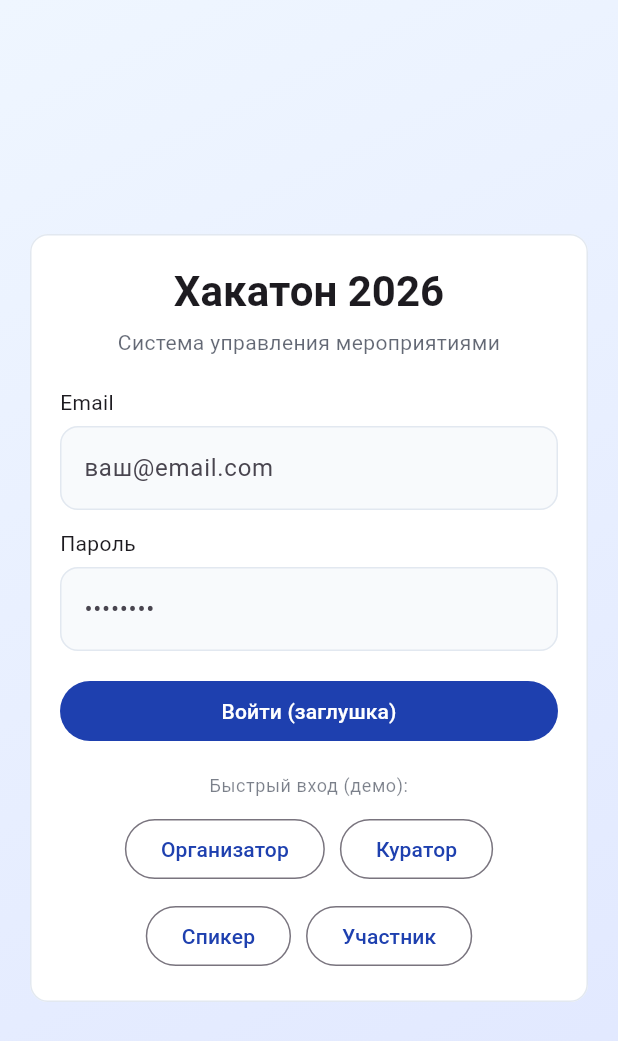
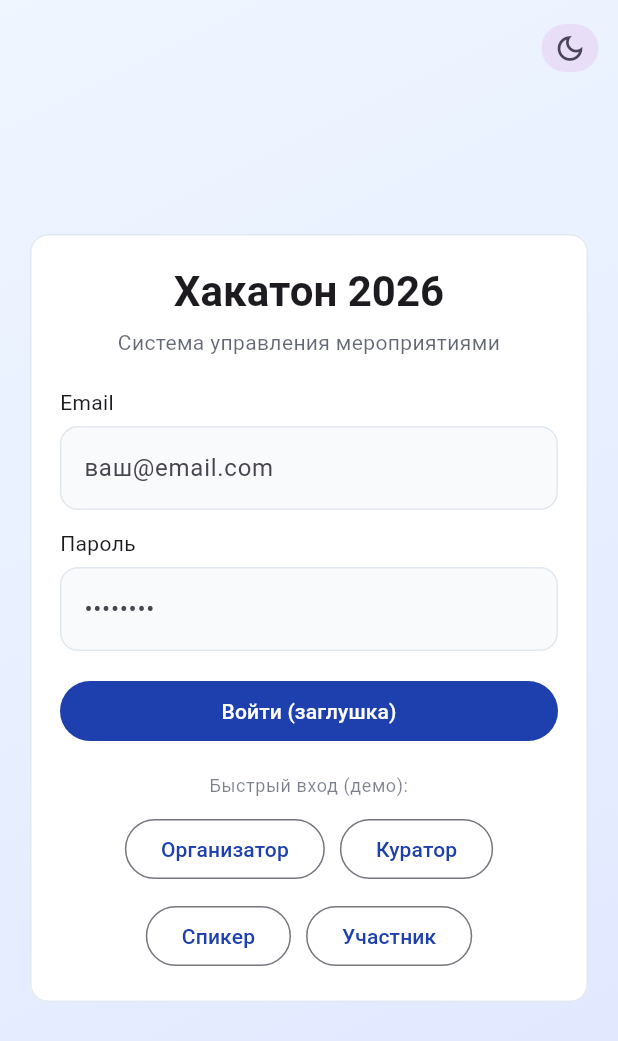
Before and after one commit to Max252t/ReadyPro, a Flutter app: the screen it shows after launch, on a phone screen of 412 x 824 dp. Shown: the top 1041 px of the screen. Run offline on Flutter 3.47's test engine with Material 3 defaults, Android fonts, the phone set to English and light mode, and no system bars; our stand-ins replace get_it, image_picker, supabase_flutter; accounts and stored records are empty.

Commit message:
Сделал тёмную тему

```diff
--- a/lib/app/app.dart
+++ b/lib/app/app.dart
@@ -2,18 +2,51 @@ import 'package:flutter/material.dart';
 
 import 'routes.dart';
 import 'theme/app_theme.dart';
+import 'theme/app_theme_scope.dart';
 
-class ReadyProApp extends StatelessWidget {
+class ReadyProApp extends StatefulWidget {
   const ReadyProApp({super.key});
 
   @override
+  State<ReadyProApp> createState() => _ReadyProAppState();
+}
+
+class _ReadyProAppState extends State<ReadyProApp> {
+  late final AppThemeController _themeController;
+
+  @override
+  void initState() {
+    super.initState();
+    _themeController = AppThemeController();
+  }
+
+  @override
+  void dispose() {
+    _themeController.dispose();
+    super.dispose();
+  }
+
+  @override
   Widget build(BuildContext context) {
+    return ListenableBuilder(
+      listenable: _themeController,
+      builder: (context, _) {
         return MaterialApp(
           title: 'ReadyPro',
           debugShowCheckedModeBanner: false,
           theme: AppTheme.light(),
+          darkTheme: AppTheme.dark(),
+          themeMode: _themeController.mode,
+          builder: (context, child) {
+            return AppThemeScope(
+              notifier: _themeController,
+              child: child ?? const SizedBox.shrink(),
+            );
+          },
           initialRoute: AppRoutes.login,
           routes: AppRoutes.map,
         );
+      },
+    );
   }
 }
--- a/lib/app/theme/app_colors.dart
+++ b/lib/app/theme/app_colors.dart
@@ -17,4 +17,18 @@ class AppColors {
   // Login gradient (from `LoginPage.tsx`: from-blue-50 to-indigo-100)
   static const loginGradientFrom = Color(0xFFEFF6FF); // blue-50
   static const loginGradientTo = Color(0xFFE0E7FF); // indigo-100
+
+  /// Токены тёмной темы (как `figma-export` `.dark`).
+  static const darkBackground = Color(0xFF0F172A);
+  static const darkForeground = Color(0xFFF1F5F9);
+  static const darkCard = Color(0xFF1E293B);
+  static const darkMuted = Color(0xFF334155);
+  static const darkMutedForeground = Color(0xFF94A3B8);
+  static const darkPrimary = Color(0xFF60A5FA);
+  static const darkPrimaryForeground = Color(0xFF0F172A);
+  static const darkBorder = Color(0xFF334155);
+  static const darkInputBackground = Color(0xFF1E293B);
+
+  static const loginGradientFromDark = Color(0xFF0F172A);
+  static const loginGradientToDark = Color(0xFF1E3A8A);
 }
--- a/lib/app/theme/app_theme.dart
+++ b/lib/app/theme/app_theme.dart
@@ -47,4 +47,52 @@ class AppTheme {
       ),
     );
   }
+
+  static ThemeData dark() {
+    final base = ThemeData.dark(useMaterial3: true);
+
+    return base.copyWith(
+      scaffoldBackgroundColor: AppColors.darkBackground,
+      colorScheme: base.colorScheme.copyWith(
+        primary: AppColors.darkPrimary,
+        onPrimary: AppColors.darkPrimaryForeground,
+        surface: AppColors.darkCard,
+        onSurface: AppColors.darkForeground,
+        brightness: Brightness.dark,
+      ),
+      appBarTheme: AppBarTheme(
+        backgroundColor: AppColors.darkCard,
+        foregroundColor: AppColors.darkForeground,
+        elevation: 0,
+        centerTitle: false,
+      ),
+      dividerColor: AppColors.darkBorder,
+      cardTheme: CardThemeData(
+        color: AppColors.darkCard,
+        elevation: 0,
+        shape: RoundedRectangleBorder(
+          borderRadius: BorderRadius.circular(12),
+          side: const BorderSide(color: AppColors.darkBorder),
+        ),
+      ),
+      inputDecorationTheme: InputDecorationTheme(
+        filled: true,
+        fillColor: AppColors.darkInputBackground,
+        border: OutlineInputBorder(
+          borderRadius: BorderRadius.circular(12),
+          borderSide: const BorderSide(color: AppColors.darkBorder),
+        ),
+        enabledBorder: OutlineInputBorder(
+          borderRadius: BorderRadius.circular(12),
+          borderSide: const BorderSide(color: AppColors.darkBorder),
+        ),
+        focusedBorder: OutlineInputBorder(
+          borderRadius: BorderRadius.circular(12),
+          borderSide: BorderSide(
+            color: AppColors.darkPrimary.withValues(alpha: 0.7),
+          ),
+        ),
+      ),
+    );
+  }
 }
--- /dev/null
+++ b/lib/app/theme/app_theme_scope.dart
@@ -0,0 +1,30 @@
+import 'package:flutter/material.dart';
+
+/// Управление светлой / тёмной темой для всего приложения.
+class AppThemeController extends ChangeNotifier {
+  AppThemeController({ThemeMode initial = ThemeMode.light}) : _mode = initial;
+
+  ThemeMode _mode;
+
+  ThemeMode get mode => _mode;
+
+  /// Переключение только light ↔ dark (как в веб-макете).
+  void toggleLightDark() {
+    _mode = _mode == ThemeMode.dark ? ThemeMode.light : ThemeMode.dark;
+    notifyListeners();
+  }
+}
+
+class AppThemeScope extends InheritedNotifier<AppThemeController> {
+  const AppThemeScope({
+    super.key,
+    required AppThemeController super.notifier,
+    required super.child,
+  });
+
+  static AppThemeController of(BuildContext context) {
+    final scope = context.dependOnInheritedWidgetOfExactType<AppThemeScope>();
+    assert(scope != null, 'AppThemeScope: оберните MaterialApp.builder');
+    return scope!.notifier!;
+  }
+}
--- /dev/null
+++ b/lib/app/widgets/theme_toggle_button.dart
@@ -0,0 +1,26 @@
+import 'package:flutter/material.dart';
+
+import '../theme/app_theme_scope.dart';
+
+/// Кнопка переключения светлой / тёмной темы.
+class ThemeToggleButton extends StatelessWidget {
+  const ThemeToggleButton({super.key, this.iconSize = 22});
+
+  final double iconSize;
+
+  @override
+  Widget build(BuildContext context) {
+    final dark = Theme.of(context).brightness == Brightness.dark;
+    return IconButton.filledTonal(
+      style: IconButton.styleFrom(
+        visualDensity: VisualDensity.compact,
+      ),
+      tooltip: dark ? 'Светлая тема' : 'Тёмная тема',
+      onPressed: () => AppThemeScope.of(context).toggleLightDark(),
+      icon: Icon(
+        dark ? Icons.light_mode_outlined : Icons.dark_mode_outlined,
+        size: iconSize,
+      ),
+    );
+  }
+}
--- a/lib/ui_stub/features/auth/presentation/pages/login_page.dart
+++ b/lib/ui_stub/features/auth/presentation/pages/login_page.dart
@@ -1,6 +1,7 @@
 import 'package:flutter/material.dart';
 
 import '../../../../../app/routes.dart';
+import '../../../../../app/widgets/theme_toggle_button.dart';
 import '../../../../shared/mock/ui_models.dart';
 import '../../../../shared/presentation/widgets/login_card.dart';
 
@@ -10,7 +11,9 @@ class LoginPage extends StatelessWidget {
   @override
   Widget build(BuildContext context) {
     return Scaffold(
-      body: LoginCard(
+      body: Stack(
+        children: [
+          LoginCard(
             child: Column(
               mainAxisSize: MainAxisSize.min,
               crossAxisAlignment: CrossAxisAlignment.stretch,
@@ -112,6 +115,17 @@ class LoginPage extends StatelessWidget {
               ],
             ),
           ),
+          const SafeArea(
+            child: Align(
+              alignment: Alignment.topRight,
+              child: Padding(
+                padding: EdgeInsets.all(12),
+                child: ThemeToggleButton(),
+              ),
+            ),
+          ),
+        ],
+      ),
     );
   }
 }
--- a/lib/ui_stub/shared/presentation/widgets/login_card.dart
+++ b/lib/ui_stub/shared/presentation/widgets/login_card.dart
@@ -8,15 +8,21 @@ class LoginCard extends StatelessWidget {
 
   @override
   Widget build(BuildContext context) {
+    final dark = Theme.of(context).brightness == Brightness.dark;
     return DecoratedBox(
-      decoration: const BoxDecoration(
+      decoration: BoxDecoration(
         gradient: LinearGradient(
           begin: Alignment.topLeft,
           end: Alignment.bottomRight,
-          colors: [
-            AppColors.loginGradientFrom,
-            AppColors.loginGradientTo,
-          ],
+          colors: dark
+              ? const [
+                  AppColors.loginGradientFromDark,
+                  AppColors.loginGradientToDark,
+                ]
+              : const [
+                  AppColors.loginGradientFrom,
+                  AppColors.loginGradientTo,
+                ],
         ),
       ),
       child: SafeArea(
```
Also changed, not shown: lib/ui_stub/features/profile/presentation/pages/profile_page.dart (+10 -1 lines), lib/ui_stub/shared/presentation/layout/root_shell.dart (+23 -0 lines), 7 other files. Lines whose indentation alone changed are shown as unchanged.
